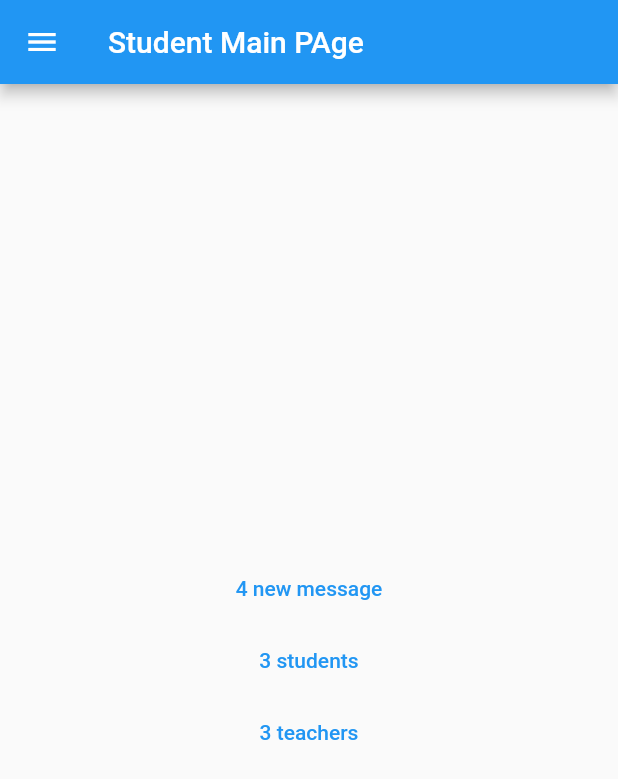
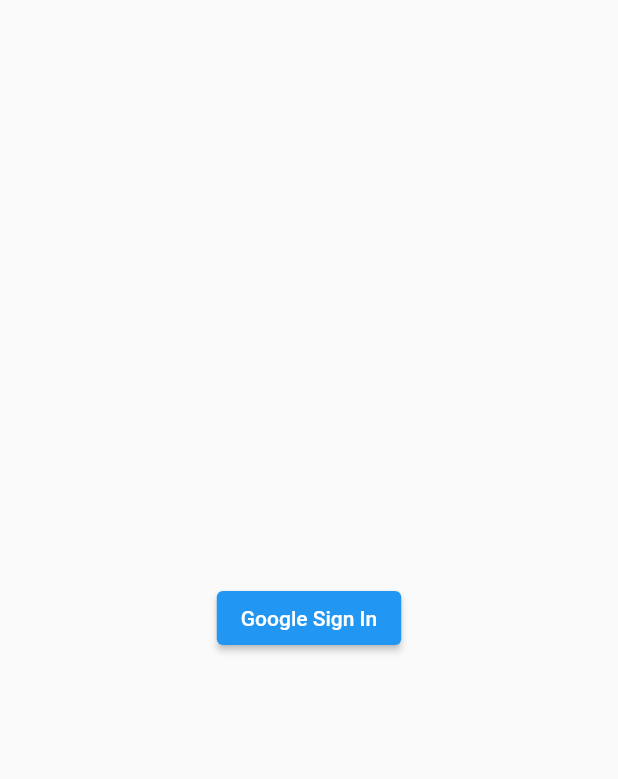
Before and after one commit to SouL-H/OyunUygulamaKampi, a Flutter app: the screen it shows after launch, on a phone screen of 412 x 824 dp. Shown: the top 779 px of the screen. Run offline on Flutter 3.47's test engine with Material 2 defaults, Android fonts, the phone set to English and light mode, and no system bars; our stand-ins replace firebase_auth, firebase_core, flutter_riverpod, google_sign_in; accounts and stored records are empty.

```diff
--- a/flutter/demoApp/oudemoapp_riverpod/lib/main.dart
+++ b/flutter/demoApp/oudemoapp_riverpod/lib/main.dart
@@ -1,5 +1,8 @@
+import 'package:firebase_core/firebase_core.dart';
 import 'package:flutter/material.dart';
 import 'package:flutter_riverpod/flutter_riverpod.dart';
+import 'package:google_sign_in/google_sign_in.dart';
+import 'package:oudemoapp_riverpod/login_service/google_sign_in.dart';
 import 'package:oudemoapp_riverpod/pages/messages_page.dart';
 import 'package:oudemoapp_riverpod/pages/students_pages.dart';
 import 'package:oudemoapp_riverpod/pages/teachers_pages.dart';
@@ -21,7 +24,53 @@ class StudentApp extends StatelessWidget {
       theme: ThemeData(
         primarySwatch: Colors.blue,
       ),
-      home: const HomePage(title: 'Student Main PAge'),
+      home: SplahScreen(),
+    );
+  }
+}
+
+class SplahScreen extends StatefulWidget {
+  SplahScreen({Key? key}) : super(key: key);
+
+  @override
+  State<SplahScreen> createState() => _SplahScreenState();
+}
+
+class _SplahScreenState extends State<SplahScreen> {
+  bool isFirebaseInitialized = false;
+  @override
+  void initState() {
+    initializeFirebase();
+    super.initState();
+  }
+
+  Future<void> initializeFirebase() async {
+    await Firebase.initializeApp();
+    setState(() {
+      isFirebaseInitialized = true;
+    });
+    //_goToHomePage();
+  }
+
+  void _goToHomePage(GoogleSignInAccount? b) {
+    Navigator.of(context).pushReplacement(MaterialPageRoute(
+      builder: (context) => HomePage(title: '${b!.displayName}'),
+    ));
+  }
+
+  @override
+  Widget build(BuildContext context) {
+    return Scaffold(
+      body: Center(
+          child: isFirebaseInitialized
+              ? ElevatedButton(
+                  //TODO Catch error
+                  onPressed: () async {
+                    var b = await signInWithGoogle();
+                    _goToHomePage(b);
+                  },
+                  child: const Text("Google Sign In"))
+              : const CircularProgressIndicator()),
     );
   }
 }
--- a/flutter/demoApp/oudemoapp_riverpod/pubspec.yaml
+++ b/flutter/demoApp/oudemoapp_riverpod/pubspec.yaml
@@ -36,7 +36,9 @@ dependencies:
   cupertino_icons: ^1.0.2
   flutter_riverpod: ^1.0.0-dev.10
   http: ^0.13.4
-  firebase_core: ^1.7.0
+  firebase_core: ^1.12.0
+  firebase_auth: ^3.3.7
+  google_sign_in: ^5.2.3
 
 dev_dependencies:
   flutter_test:
```
Also changed, not shown: flutter/demoApp/oudemoapp_riverpod/lib/login_service/google_sign_in.dart (added, +12 -0 lines), flutter/demoApp/oudemoapp_riverpod/pubspec.lock, 10 other files.
